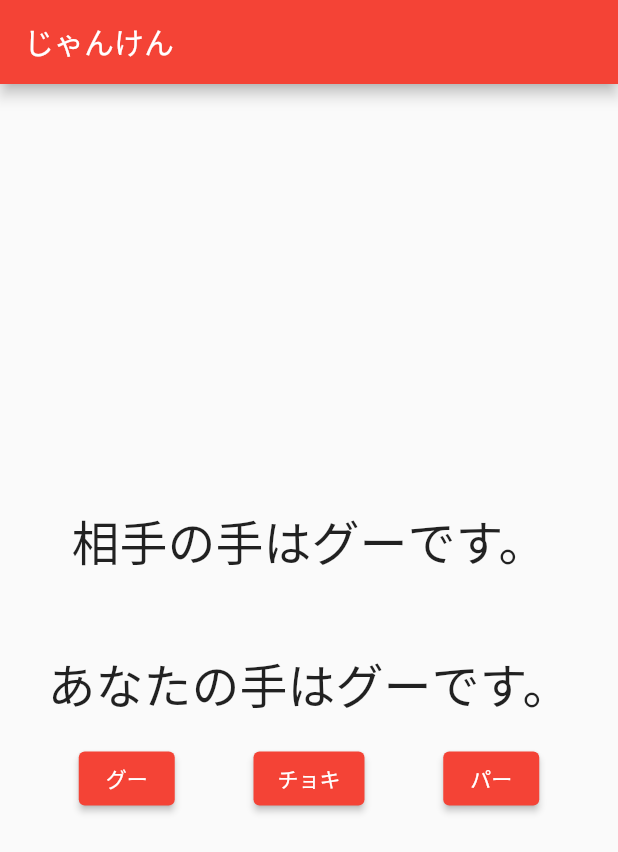
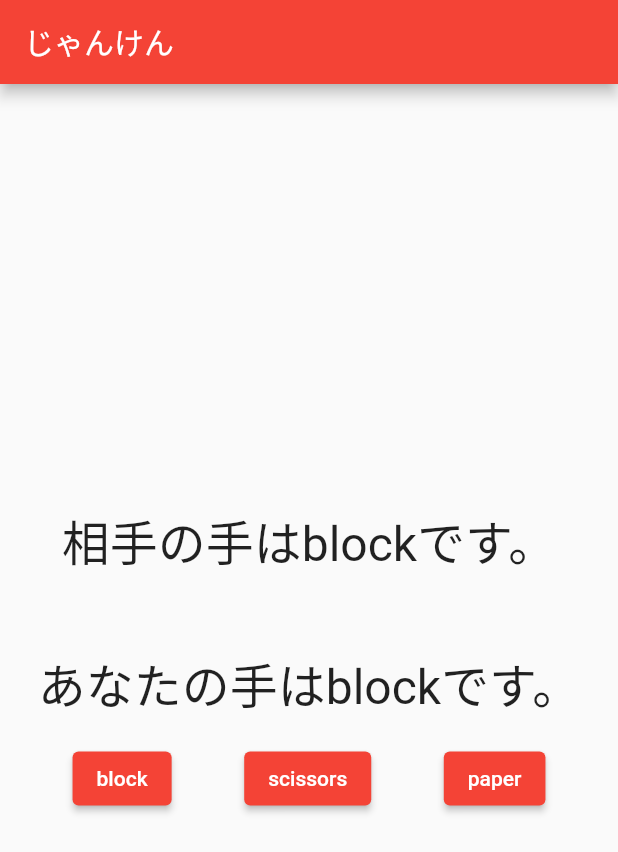
Before and after one commit to kuso-megane/flutter_janken, a Flutter app: the screen it shows after launch, on a phone screen of 412 x 824 dp. Shown: the top 852 px of the screen. Run offline on Flutter 3.47's test engine with Material 2 defaults, Android fonts, the phone set to English and light mode, and no system bars.

Commit message:
JankenHandを規格化

```diff
--- /dev/null
+++ b/lib/janken.dart
@@ -0,0 +1,51 @@
+import 'dart:math';
+
+class JankenHand{
+    int id = 0;
+    String name = '';
+
+    JankenHand({required int this.id, required String this.name});
+}
+
+
+class JankenHands{
+  static JankenHand block = JankenHand(id: 0, name: 'block');
+  static JankenHand scissors = JankenHand(id: 1, name: 'scissors');
+  static JankenHand paper = JankenHand(id: 2, name: 'paper');
+}
+
+
+
+class JankenController {
+
+  String judge({required JankenHand myHand, required JankenHand the_other_hand}) {
+    int flag = myHand.id - the_other_hand.id;
+    if (flag == -1 || flag == 2) {
+      return '勝ち';
+    }
+    else if (flag == 0) {
+      return 'あいこ';
+    }
+    else {
+      return '負け';
+    }
+  }
+
+  JankenHand generateRandomHand() {
+    // nextInt() の括弧の中に与えた数字より1小さい値を最高値としたランダムな数を生成する。
+    // 3 であれば 0, 1, 2 がランダムで生成される。
+    int randomInt = Random().nextInt(3);
+
+    if (randomInt == 0) {
+      return JankenHands.block;
+    }
+    else if (randomInt == 1) {
+      return JankenHands.scissors;
+    }
+    else if (randomInt == 2) {
+      return JankenHands.paper;
+    }
+    else return JankenHands.block;
+  }
+
+}
--- a/lib/main.dart
+++ b/lib/main.dart
@@ -1,5 +1,6 @@
-import 'dart:math';
+
 import 'package:flutter/material.dart';
+import 'janken.dart';
 
 void main() {
   runApp(const MyApp());
@@ -40,26 +41,20 @@ class JankenPage extends StatefulWidget {
 
 class _JankenPageState extends State<JankenPage> {
 
-  String myHand = 'グー';
-  String computerHand = 'グー';
-  String result = '引き分け';
+  JankenHand myHand = JankenHand(id: 0, name: 'block');
+  JankenHand computerHand = JankenHand(id: 0, name: 'block');
+  String result = 'あいこ';
 
 
-  void updateHands(String selectedHand) {
+
+  void updateHands(JankenHand selectedHand) {
     setState(() {
       myHand = selectedHand;
-      computerHand = generateComputerHand();
+      computerHand = JankenController().generateRandomHand();
     });
   }
 
-  String generateComputerHand() {
-    // nextInt() の括弧の中に与えた数字より1小さい値を最高値としたランダムな数を生成する。
-    // 3 であれば 0, 1, 2 がランダムで生成される。
-    int randomInt = Random().nextInt(3);
-    List<String> hands = ['グー', 'チョキ', 'パー'];
 
-    return hands[randomInt];
-  }
 
   @override
   Widget build(BuildContext context) {
@@ -72,14 +67,14 @@ class _JankenPageState extends State<JankenPage> {
             mainAxisAlignment: MainAxisAlignment.center,
             children: [
               Text(
-                '相手の手は${computerHand}です。',
+                '相手の手は${computerHand.name}です。',
                 style: TextStyle(
                   fontSize: 32
                 ),
               ),
               SizedBox(height: 48),
               Text(
-                'あなたの手は${myHand}です。',
+                'あなたの手は${myHand.name}です。',
                 style: TextStyle(
                   fontSize: 32
                 ),
@@ -90,16 +85,16 @@ class _JankenPageState extends State<JankenPage> {
                   mainAxisAlignment: MainAxisAlignment.spaceEvenly,
                   children: [
                     ElevatedButton(
-                      onPressed: (){updateHands('グー');},
-                      child: Text('グー'),
+                      onPressed: (){updateHands(JankenHands.block);},
+                      child: Text(JankenHands.block.name),
                     ),
                     ElevatedButton(
-                      onPressed: (){updateHands('チョキ');},
-                      child: Text('チョキ'),
+                      onPressed: (){updateHands(JankenHands.scissors);},
+                      child: Text(JankenHands.scissors.name),
                     ),
                     ElevatedButton(
-                      onPressed: (){updateHands('パー');},
-                      child: Text('パー'),
+                      onPressed: (){updateHands(JankenHands.paper);},
+                      child: Text(JankenHands.paper.name),
                     ),
                   ],
                 ),
```
